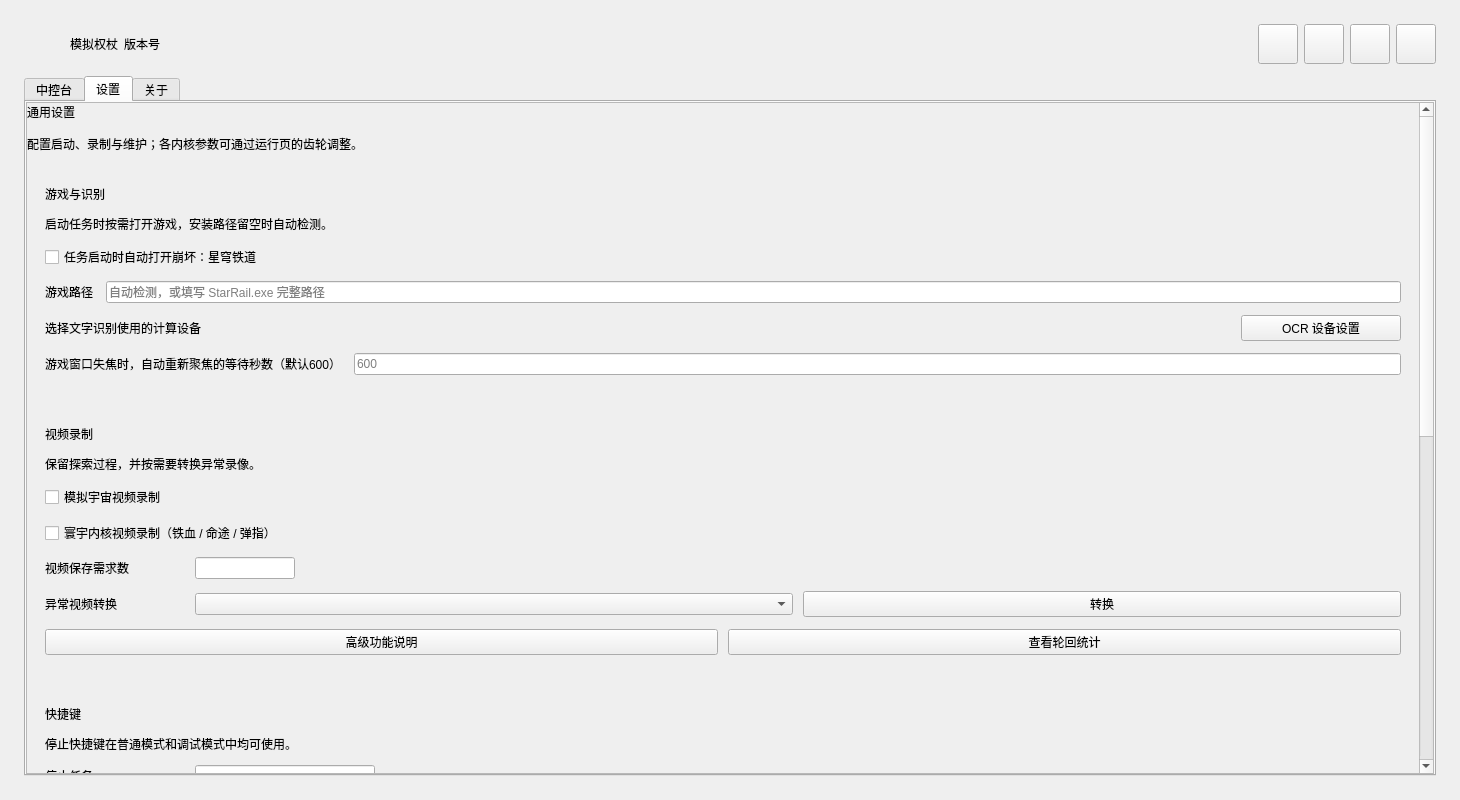
The window that resource/ui/UI.ui (syfoud/Simulated_Scepter) describes before a commit, drawn with Qt 5.
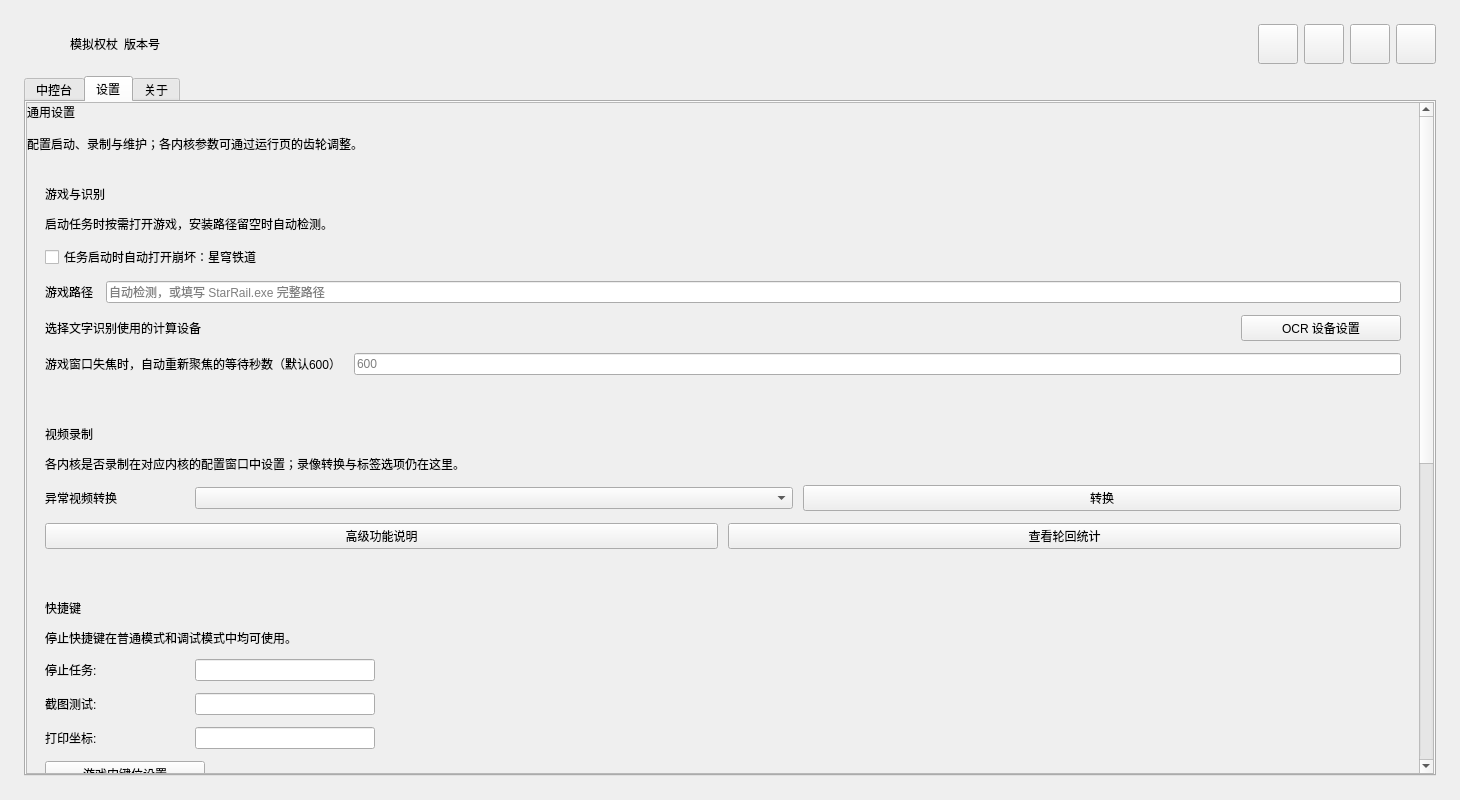
The same window after the commit. The open tabs and pages were chosen to show the change. Icons and pictures are not drawn. Custom widgets are drawn as their Qt base class.

Commit message:
feat(record): 录像开关迁入各内核 core_settings
录像开关不再保存在全局 gui_settings，改为各内核 core_settings 的 record 字段，
并在内核配置窗口的“高级用户功能”区域展示；del_record_time 归属 IronBlood 模块
（默认 14，0 表示全部保留），弹指仍用 record_keep_count。设置界面同时删除
“模拟宇宙视频录制”总开关与“视频保存需求数”。

```diff
--- a/resource/ui/UI.ui
+++ b/resource/ui/UI.ui
@@ -1265,7 +1265,7 @@
                      <item>
                       <widget class="QLabel" name="recording_panel_note">
                        <property name="text">
-                        <string>保留探索过程，并按需要转换异常录像。</string>
+                        <string>各内核是否录制在对应内核的配置窗口中设置；录像转换与标签选项仍在这里。</string>
                        </property>
                        <property name="role" stdset="0">
                         <string>muted</string>
@@ -1275,81 +1275,6 @@
                        </property>
                       </widget>
                      </item>
-                     <item>
-                      <widget class="QCheckBox" name="recording_checkBox">
-                       <property name="text">
-                        <string>模拟宇宙视频录制</string>
-                       </property>
-                      </widget>
-                     </item>
-                     <item>
-                      <widget class="QCheckBox" name="recording_checkBox2">
-                       <property name="text">
-                        <string>寰宇内核视频录制（铁血 / 命途 / 弹指）</string>
-                       </property>
-                      </widget>
-                     </item>
-                     <item>
-                      <layout class="QHBoxLayout" name="horizontalLayout_24">
-                       <item>
-                        <widget class="QLabel" name="label_23">
-                         <property name="FixedWidth">
-                          <number>112</number>
-                         </property>
-                         <property name="text">
-                          <string>视频保存需求数</string>
-                         </property>
-                         <property name="minimumSize">
-                          <size>
-                           <width>140</width>
-                           <height>0</height>
-                          </size>
-                         </property>
-                         <property name="maximumSize">
-                          <size>
-                           <width>140</width>
-                           <height>16777215</height>
-                          </size>
-                         </property>
-                         <property name="alignment">
-                          <set>Qt::AlignLeft|Qt::AlignVCenter</set>
-                         </property>
-                        </widget>
-                       </item>
-                       <item>
-                        <widget class="QLineEdit" name="recording_time_input">
-                         <property name="maximumSize">
-                          <size>
-                           <width>100</width>
-                           <height>16777215</height>
-                          </size>
-                         </property>
-                         <property name="minimumSize">
-                          <size>
-                           <width>0</width>
-                           <height>0</height>
-                          </size>
-                         </property>
-                        </widget>
-                       </item>
-                       <property name="spacing">
-                        <number>10</number>
-                       </property>
-                       <item>
-                        <spacer name="horizontalLayout_24_space">
-                         <property name="orientation">
-                          <enum>Qt::Horizontal</enum>
-                         </property>
-                         <property name="sizeHint">
-                          <size>
-                           <width>0</width>
-                           <height>0</height>
-                          </size>
-                         </property>
-                        </spacer>
-                       </item>
-                      </layout>
-                     </item>
                      <item>
                       <layout class="QHBoxLayout" name="horizontalLayout_video_convert">
                        <item>
```
The commit also changes 9 other files.
